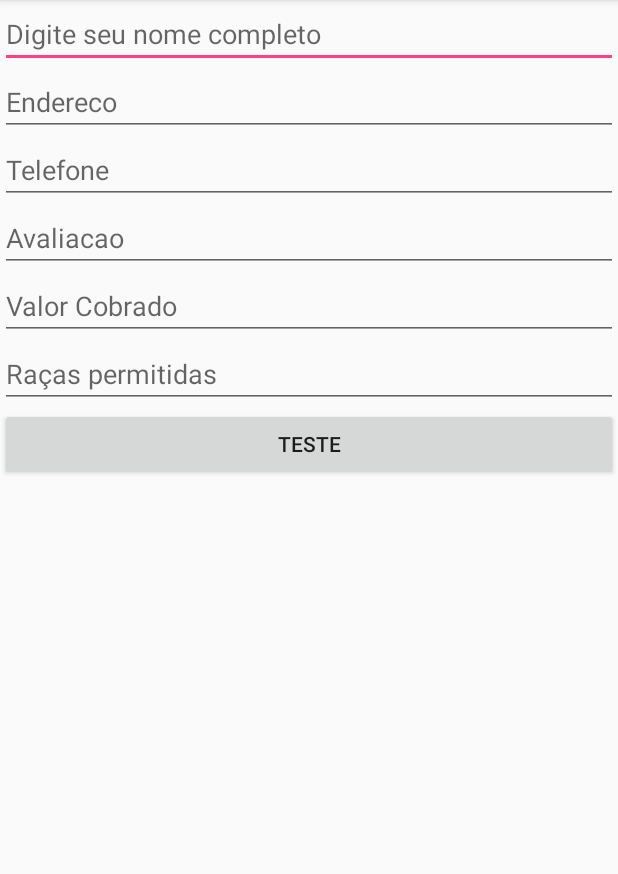
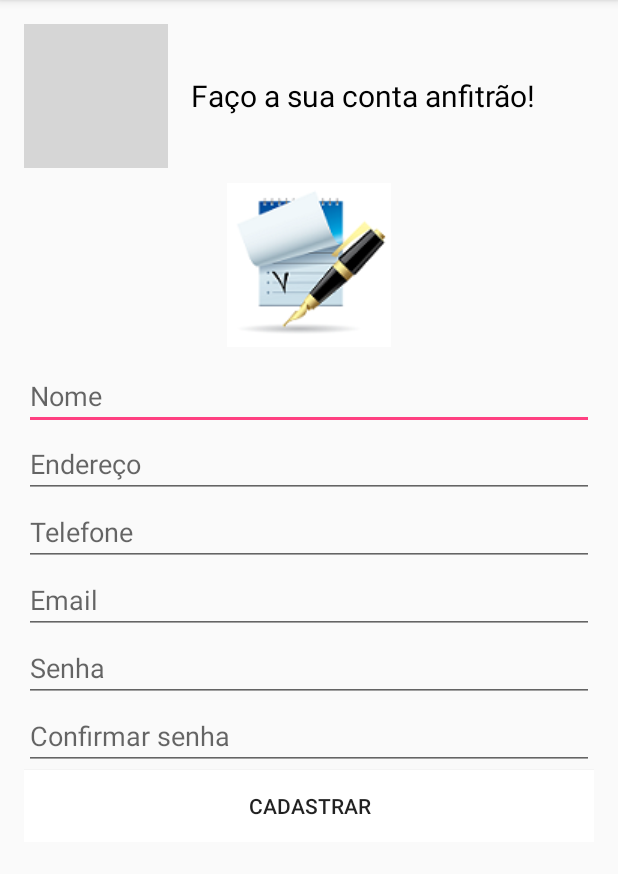
Before and after one commit to VSPPedro/PetHost, an Android app: the CadastroAnfitriaoActivity screen opened directly, with no data from a screen before it, on a phone screen of 412 x 824 dp, the part 84-958 px from its top. Run offline under Robolectric (Android 15) with nearby library versions, the phone set to English and light mode, and no system bars; grey boxes are pictures that could not be loaded.

Commit message:
Atualizando código. Falta a tela de lista.

```diff
--- a/PetHost/app/src/main/java/com/example/pedro/pethost/CadastroAnfitriaoActivity.java
+++ b/PetHost/app/src/main/java/com/example/pedro/pethost/CadastroAnfitriaoActivity.java
@@ -4,7 +4,7 @@ import android.support.v7.app.AppCompatActivity;
 import android.os.Bundle;
 
 public class CadastroAnfitriaoActivity extends AppCompatActivity {
-
+    private static final int ANFITRIAO = 1;
     @Override
     protected void onCreate(Bundle savedInstanceState) {
         super.onCreate(savedInstanceState);
--- a/PetHost/app/src/main/res/layout/activity_cadastro.xml
+++ b/PetHost/app/src/main/res/layout/activity_cadastro.xml
@@ -49,7 +49,7 @@
             android:layout_height="wrap_content"
             android:text="Conta Anfitrião"
             android:background="@color/white"
-            android:id="@+id/buttonhost"
+            android:id="@+id/buttoncadastraranfitriao"
             android:layout_margin="10sp"/>
 
         <Button
@@ -57,7 +57,7 @@
             android:layout_height="wrap_content"
             android:text="Conta Dono"
             android:background="@color/white"
-            android:id="@+id/buttondono"
+            android:id="@+id/buttoncadastrardono"
             android:layout_marginBottom="10sp"
             android:layout_marginLeft="10sp"
             android:layout_marginRight="10sp"/>
--- a/PetHost/app/src/main/res/layout/activity_cadastro_anfitriao.xml
+++ b/PetHost/app/src/main/res/layout/activity_cadastro_anfitriao.xml
@@ -1,110 +1,91 @@
 <?xml version="1.0" encoding="utf-8"?>
-
-<LinearLayout
-    xmlns:android="http://schemas.android.com/apk/res/android"
+<LinearLayout xmlns:android="http://schemas.android.com/apk/res/android"
     xmlns:tools="http://schemas.android.com/tools"
     android:layout_width="match_parent"
     android:layout_height="match_parent"
-    tools:context=".MainActivity"
-    android:orientation="vertical" >
-<!-- outroLinear-->
+    android:padding="16dp"
+    tools:context="com.example.pedro.pethost.DonoActivity"
+    android:orientation="vertical">
     <LinearLayout
         android:layout_width="match_parent"
-        android:layout_height="0dp"
-        android:layout_weight="5"
-        android:orientation="vertical">
-         <!--Nome, endereco (Pegar localizacao?), FotoCasa , Telefone , Avaliacao e/ou comentarios -->
-        <!--<TextView-->
-            <!--android:text="Nome:"-->
-            <!--android:layout_width="match_parent"-->
-            <!--android:layout_height="wrap_content"-->
-            <!--android:textSize="23sp"/>-->
-        <!-- -->
-        <EditText
-            android:id="@+id/etNome"
+        android:layout_height="wrap_content">
+
+        <ImageView
+            android:layout_width="wrap_content"
+            android:layout_height="wrap_content"
+            android:src="@drawable/cadastro"
+            android:maxHeight="50dp"
+            android:maxWidth="50dp"/>
+
+        <TextView
             android:layout_width="match_parent"
             android:layout_height="wrap_content"
-            android:hint="Digite seu nome completo" />
+            android:textSize="20dp"
+            android:text="Faço a sua conta anfitrão!"
+            android:textColor="@color/black"
+            android:layout_gravity="center"
+            android:paddingLeft="15dp"/>
+
+    </LinearLayout>
+
+    <LinearLayout
+        android:layout_width="match_parent"
+        android:layout_height="wrap_content">
+
+        <ImageView
+            android:layout_width="match_parent"
+            android:layout_height="wrap_content"
+            android:src="@drawable/opcoescadastro2"
+            android:layout_gravity="center"
+            android:padding="10dp"/>
+    </LinearLayout>
+
+    <LinearLayout
+        android:layout_width="match_parent"
+        android:layout_height="wrap_content"
+        android:orientation="vertical">
 
         <EditText
-            android:id="@+id/etEndereco"
+            android:id="@+id/etUsuarioNomeAnfitrao"
             android:layout_width="match_parent"
             android:layout_height="wrap_content"
-            android:hint="Endereco" />
+            android:hint="Nome" />
 
         <EditText
-            android:id="@+id/etTelefone"
+            android:id="@+id/etUsuarioEnderecoAnfitrao"
+            android:layout_width="match_parent"
+            android:layout_height="wrap_content"
+            android:hint="Endereço" />
+
+        <EditText
+            android:id="@+id/etUsuarioTelefoneAnfitrao"
             android:layout_width="match_parent"
             android:layout_height="wrap_content"
             android:hint="Telefone" />
 
         <EditText
-            android:id="@+id/etAvaliacao"
+            android:id="@+id/etUsuarioCadastroAnfitrao"
             android:layout_width="match_parent"
             android:layout_height="wrap_content"
-            android:hint="Avaliacao" />
+            android:hint="Email" />
 
         <EditText
-            android:id="@+id/etValor"
+            android:id="@+id/etSenhaCadastroAnfitrao"
             android:layout_width="match_parent"
             android:layout_height="wrap_content"
-            android:hint="Valor Cobrado"/>
+            android:hint="Senha" />
 
         <EditText
-            android:id="@+id/etRaças"
+            android:id="@+id/etSenhaConfirmaAnfitrao"
             android:layout_width="match_parent"
             android:layout_height="wrap_content"
-            android:hint="Raças permitidas"/>
-
-        <ImageView
-            android:id="@+id/ivFoto"
-            android:layout_width="match_parent"
-            android:layout_height="wrap_content" />
+            android:hint="Confirmar senha" />
 
         <Button
-            android:id="@+id/btCarregarFoto"
-            android:text="Teste"
             android:layout_width="match_parent"
-            android:layout_height="wrap_content" />
-            <!--<EditText-->
-            <!--android:layout_width="wrap_content"-->
-            <!--android:layout_height="wrap_content" />-->
-
-
-       <!--<EditText-->
-           <!--android:id="@+id/etNome"-->
-           <!--android:layout_width="match_parent"-->
-           <!--android:layout_height="match_parent" />-->
-        <!-- -->
-        <!--<EditText-->
-            <!--android:id="@+id/etQualquerCoisa"-->
-            <!--android:layout_width="match_parent"-->
-            <!--android:layout_height="match_parent" />-->
-        <!--<ImageView-->
-            <!--android:id="@+id/imageView"-->
-            <!--android:layout_width="match_parent"-->
-            <!--android:layout_height="match_parent" />-->
+            android:layout_height="wrap_content"
+            android:text="Cadastrar"
+            android:background="@color/white"/>
 
     </LinearLayout>
-
-    <!--<LinearLayout-->
-        <!--android:layout_width="match_parent"-->
-        <!--android:layout_height="0dp"-->
-        <!--android:layout_weight="5"-->
-        <!--android:gravity="center">-->
-    <!--&lt;!&ndash;  LinearLayoutDaFoto &ndash;&gt;-->
-    <!--</LinearLayout>-->
-
-    <!--<LinearLayout-->
-        <!--android:layout_width="match_parent"-->
-        <!--android:layout_height="0dp"-->
-        <!--android:layout_weight="3"-->
-        <!--android:gravity="center">-->
-
-        <!--<Button-->
-            <!--android:id="@+id/btApostar"-->
-            <!--android:text="Apostar!"-->
-            <!--android:layout_width="wrap_content"-->
-            <!--android:layout_height="wrap_content" />-->
-    <!--</LinearLayout>-->
 </LinearLayout>
--- a/PetHost/app/src/main/res/values/strings.xml
+++ b/PetHost/app/src/main/res/values/strings.xml
@@ -1,3 +1,8 @@
 <resources>
     <string name="app_name">Pet Host</string>
+
+    <!-- TODO: Remove or change this placeholder text -->
+    <string name="hello_blank_fragment">Hello blank fragment</string>
+    <string name="cadasto_dono_imageview_description">Cadastro Dono</string>
+    <string name="button_set_login">Criar conta</string>
 </resources>
```
Also changed, not shown: PetHost/app/build.gradle (+9 -0 lines), PetHost/app/src/main/AndroidManifest.xml (+25 -2 lines), PetHost/app/src/main/java/com/example/pedro/pethost/CadastroActivity.java (+30 -0 lines), PetHost/app/src/main/java/com/example/pedro/pethost/MainActivity.java (+4 -3 lines), PetHost/app/src/main/res/drawable/opcoescadastro2.png.
